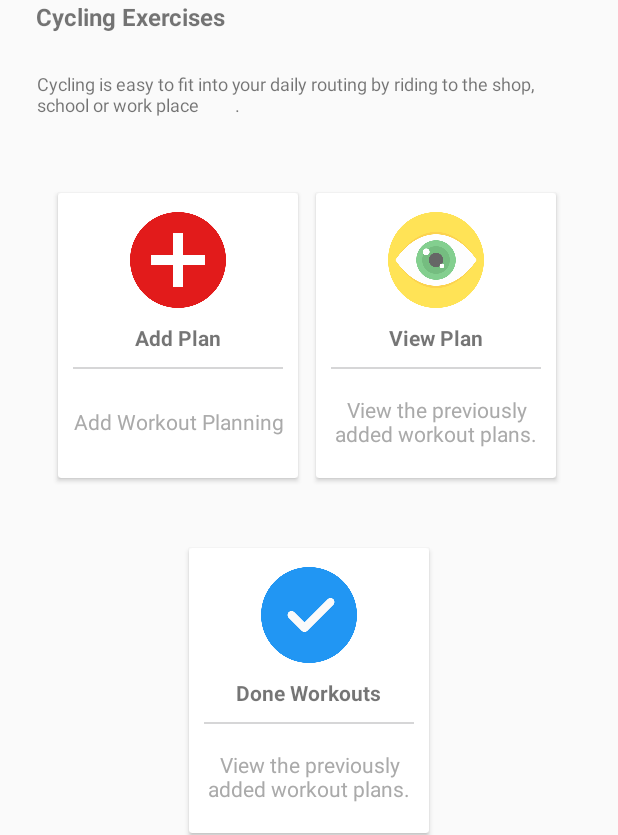
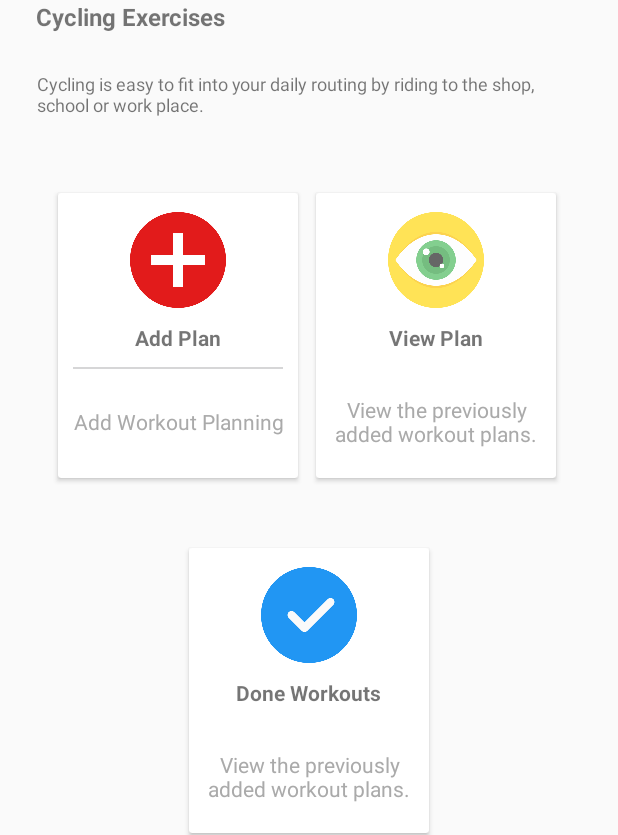
Before and after one commit to cobradashboard/DashHelper, an Android app: the cycling screen opened directly, with no data from a screen before it, on a phone screen of 412 x 824 dp. Shown: the part 322-1157 px from the top of the screen. Run offline under Robolectric (Android 15) with nearby library versions, the phone set to English and light mode, and no system bars; Roboto replaces fonts that are not available here.

Commit message:
string update

```diff
--- a/app/src/main/res/layout/activity_cycling.xml
+++ b/app/src/main/res/layout/activity_cycling.xml
@@ -27,7 +27,7 @@
             android:layout_height="48dp"
             android:layout_marginTop="90dp"
             android:fontFamily="sans-serif-medium"
-            android:text="Cycling workout"
+            android:text="@string/cyclingworkout"
             android:textAlignment="center"
             android:textColor="#777474"
             android:textSize="25sp"
@@ -77,7 +77,7 @@
                     android:layout_width="wrap_content"
                     android:layout_height="wrap_content"
                     android:layout_marginTop="10dp"
-                    android:text="Add Plan"
+                    android:text="@string/cyclingaddplantext"
                     android:textStyle="bold" />
 
                 <View
@@ -91,7 +91,7 @@
                     android:layout_height="50dp"
                     android:gravity="center"
                     android:padding="5dp"
-                    android:text="Add Workout Planning"
+                    android:text="@string/cyclingtextc"
                     android:textColor="@android:color/darker_gray" />
 
             </LinearLayout>
@@ -141,21 +141,20 @@
                     android:layout_width="wrap_content"
                     android:layout_height="wrap_content"
                     android:layout_marginTop="10dp"
-                    android:text="View Plan"
+                    android:text="@string/cyclingviweplantext"
                     android:textStyle="bold" />
 
                 <View
                     android:layout_width="match_parent"
                     android:layout_height="1dp"
-                    android:layout_margin="10dp"
-                    android:background="@color/lightgray" />
+                    android:layout_margin="10dp" />
 
                 <TextView
                     android:layout_width="match_parent"
                     android:layout_height="50dp"
                     android:gravity="center"
                     android:padding="5dp"
-                    android:text="View the previously added workout plans."
+                    android:text="@string/cyclingtextv"
                     android:textColor="@android:color/darker_gray" />
 
             </LinearLayout>
@@ -205,21 +204,20 @@
                     android:layout_width="wrap_content"
                     android:layout_height="wrap_content"
                     android:layout_marginTop="10dp"
-                    android:text="Done Workouts"
+                    android:text="@string/cyclingdonenedworkouts"
                     android:textStyle="bold" />
 
                 <View
                     android:layout_width="match_parent"
                     android:layout_height="1dp"
-                    android:layout_margin="10dp"
-                    android:background="@color/lightgray" />
+                    android:layout_margin="10dp" />
 
                 <TextView
                     android:layout_width="match_parent"
                     android:layout_height="50dp"
                     android:gravity="center"
                     android:padding="5dp"
-                    android:text="View the previously added workout plans."
+                    android:text="@string/cyclingdonec"
                     android:textColor="@android:color/darker_gray" />
 
             </LinearLayout>
@@ -234,7 +232,7 @@
         android:layout_marginTop="8dp"
         android:layout_marginEnd="8dp"
         android:layout_marginBottom="8dp"
-        android:text="Cycling Exercises"
+        android:text="@string/cyclingexrcises"
         android:textSize="16sp"
         android:textStyle="bold"
         app:layout_constraintBottom_toTopOf="@+id/linearLayout5"
@@ -252,8 +250,7 @@
         android:layout_marginTop="8dp"
         android:layout_marginEnd="8dp"
         android:layout_marginBottom="8dp"
-        android:text="Cycling is easy to fit into your daily routing by riding to the shop, school or work place
-        ."
+        android:text="@string/cyclingtext"
         android:textSize="12sp"
         app:layout_constraintBottom_toBottomOf="parent"
         app:layout_constraintEnd_toEndOf="parent"
--- a/app/src/main/res/values/strings.xml
+++ b/app/src/main/res/values/strings.xml
@@ -1,3 +1,13 @@
 <resources>
     <string name="app_name">DashHelper</string>
+    <string name="cyclingworkout">Cycling workout</string>
+    <string name="cyclingexrcises">Cycling Exercises</string>
+    <string name="cyclingtext">Cycling is easy to fit into your daily routing by riding to the shop, school or work place.</string>
+    <string name="cyclingaddplantext">Add Plan</string>
+    <string name="cyclingtextc">Add Workout Planning</string>
+    <string name="cyclingviweplantext">View Plan</string>
+    <string name="cyclingtextv">View the previously added workout plans.</string>
+    <string name="cyclingdonenedworkouts">Done Workouts</string>
+    <string name="cyclingdonec">View the previously added workout plans.</string>
+
 </resources>
```
